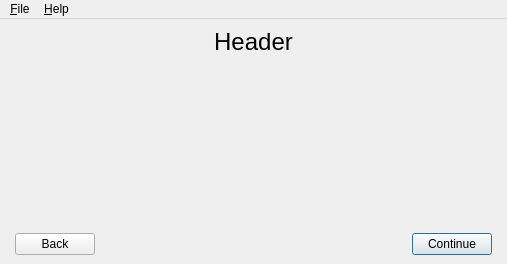
Before: the Qt Designer form src/forms/mainwindow.ui in fluxth/fluxrename, drawn with Qt 5.
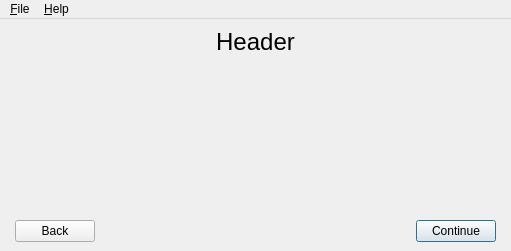
After: the same form once the commit is applied.

What changed in the file:
```diff
--- a/src/forms/mainwindow.ui
+++ b/src/forms/mainwindow.ui
@@ -6,15 +6,15 @@
    <rect>
     <x>0</x>
     <y>0</y>
-    <width>507</width>
-    <height>264</height>
+    <width>511</width>
+    <height>251</height>
    </rect>
   </property>
   <property name="windowTitle">
    <string>fluxrename</string>
   </property>
   <widget class="QWidget" name="centralwidget">
-   <layout class="QVBoxLayout" name="rootLayout">
+   <layout class="QVBoxLayout" name="rootLayout" stretch="5,85,10">
     <property name="spacing">
      <number>12</number>
     </property>
@@ -44,23 +44,12 @@
        <set>Qt::AlignCenter</set>
       </property>
       <property name="margin">
-       <number>2</number>
+       <number>4</number>
       </property>
      </widget>
     </item>
     <item>
-     <spacer name="verticalSpacer_2">
-      <property name="orientation">
-       <enum>Qt::Vertical</enum>
-      </property>
-      <property name="sizeHint" stdset="0">
-       <size>
-        <width>20</width>
-        <height>40</height>
-       </size>
-      </property>
-     </spacer>
-    </item>
+     <layout class="QHBoxLayout" name="horizontalLayout_2">
     <item>
      <widget class="QWidget" name="widget" native="true">
       <property name="sizePolicy">
@@ -74,18 +63,7 @@
       </property>
      </widget>
     </item>
-    <item>
-     <spacer name="verticalSpacer">
-      <property name="orientation">
-       <enum>Qt::Vertical</enum>
-      </property>
-      <property name="sizeHint" stdset="0">
-       <size>
-        <width>20</width>
-        <height>40</height>
-       </size>
-      </property>
-     </spacer>
+     </layout>
     </item>
     <item>
      <layout class="QHBoxLayout" name="horizontalLayout">
@@ -134,7 +112,7 @@
     <rect>
      <x>0</x>
      <y>0</y>
-     <width>507</width>
+     <width>511</width>
      <height>21</height>
     </rect>
    </property>
```
Left out of the diff: 3 changed lines with no effect on the pictures. Lines whose indentation alone changed are shown as unchanged.
